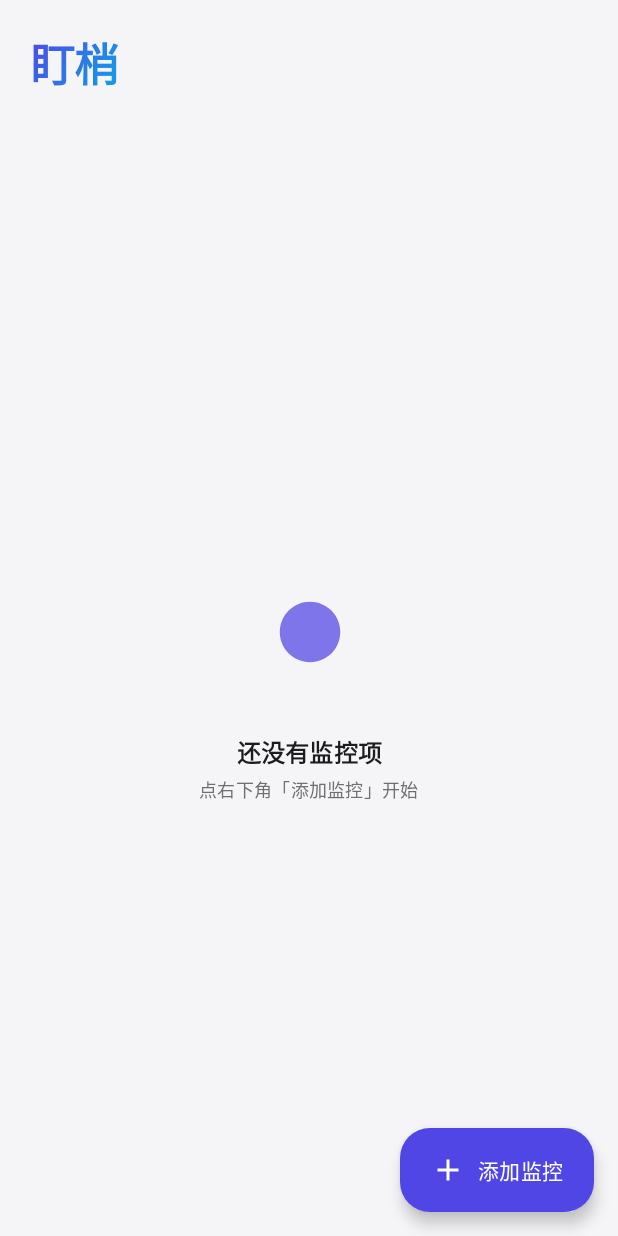
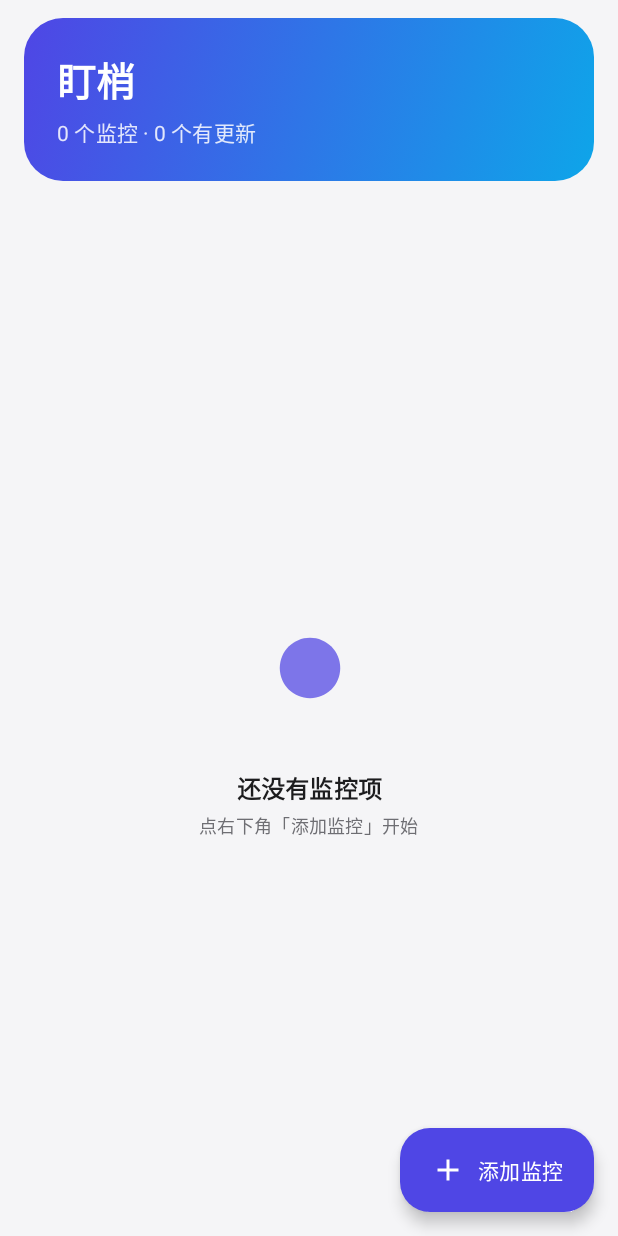
Before and after one commit to lidongze1002/watchdog, an Android app built with Jetpack Compose: the screen it shows after launch (MainActivity), on a phone screen of 412 x 824 dp. Run offline under Robolectric (Android 15) with nearby library versions, the phone set to English and light mode, and no system bars; our stand-ins replace Room's generated code, Shimmer; 1 statement that could not run was skipped.

Commit message:
style: gradient hero header, avatar list items, status chips, card shadows, edge-to-edge

```diff
--- a/app/src/main/java/com/mvp/watchdog/MainActivity.kt
+++ b/app/src/main/java/com/mvp/watchdog/MainActivity.kt
@@ -8,6 +8,7 @@ import androidx.activity.ComponentActivity
 import androidx.activity.compose.BackHandler
 import androidx.activity.compose.rememberLauncherForActivityResult
 import androidx.activity.compose.setContent
+import androidx.activity.enableEdgeToEdge
 import androidx.activity.result.contract.ActivityResultContracts
 import androidx.compose.animation.AnimatedContent
 import androidx.compose.animation.ExperimentalSharedTransitionApi
@@ -46,6 +47,7 @@ sealed interface Screen {
 class MainActivity : ComponentActivity() {
     override fun onCreate(savedInstanceState: Bundle?) {
         super.onCreate(savedInstanceState)
+        enableEdgeToEdge()
         setContent {
             WatchdogTheme {
                 val container = (application as WatchdogApp).container
--- a/app/src/main/java/com/mvp/watchdog/ui/common/AppCard.kt
+++ b/app/src/main/java/com/mvp/watchdog/ui/common/AppCard.kt
@@ -51,8 +51,8 @@ fun AppCard(
         } else base,
         shape = RoundedCornerShape(16.dp),
         colors = CardDefaults.cardColors(containerColor = MaterialTheme.colorScheme.surface),
-        elevation = CardDefaults.cardElevation(defaultElevation = 0.dp),
-        border = BorderStroke(1.dp, MaterialTheme.colorScheme.outline)
+        elevation = CardDefaults.cardElevation(defaultElevation = 2.dp),
+        border = BorderStroke(1.dp, MaterialTheme.colorScheme.outlineVariant)
     ) {
         Column(Modifier.padding(18.dp), content = content)
     }
--- a/app/src/main/java/com/mvp/watchdog/ui/monitorlist/MonitorListScreen.kt
+++ b/app/src/main/java/com/mvp/watchdog/ui/monitorlist/MonitorListScreen.kt
@@ -11,16 +11,16 @@ import androidx.compose.foundation.layout.PaddingValues
 import androidx.compose.foundation.layout.Row
 import androidx.compose.foundation.layout.Spacer
 import androidx.compose.foundation.layout.fillMaxSize
+import androidx.compose.foundation.layout.fillMaxWidth
 import androidx.compose.foundation.layout.height
 import androidx.compose.foundation.layout.padding
 import androidx.compose.foundation.layout.size
 import androidx.compose.foundation.layout.width
 import androidx.compose.foundation.lazy.LazyColumn
 import androidx.compose.foundation.lazy.itemsIndexed
-import androidx.compose.foundation.shape.CircleShape
+import androidx.compose.foundation.shape.RoundedCornerShape
 import androidx.compose.material.icons.Icons
 import androidx.compose.material.icons.filled.Add
-import androidx.compose.material.icons.filled.Search
 import androidx.compose.material3.ExperimentalMaterial3Api
 import androidx.compose.material3.ExtendedFloatingActionButton
 import androidx.compose.material3.Icon
@@ -38,7 +38,9 @@ import androidx.compose.runtime.rememberCoroutineScope
 import androidx.compose.runtime.setValue
 import androidx.compose.ui.Alignment
 import androidx.compose.ui.Modifier
+import androidx.compose.ui.draw.clip
 import androidx.compose.ui.graphics.Brush
+import androidx.compose.ui.graphics.Color
 import androidx.compose.ui.text.font.FontWeight
 import androidx.compose.ui.text.style.TextOverflow
 import androidx.compose.ui.unit.dp
@@ -48,7 +50,9 @@ import com.airbnb.lottie.compose.LottieConstants
 import com.airbnb.lottie.compose.rememberLottieComposition
 import com.mvp.watchdog.R
 import com.mvp.watchdog.ui.common.AppCard
+import com.mvp.watchdog.ui.common.Avatar
 import com.mvp.watchdog.ui.common.SkeletonCard
+import com.mvp.watchdog.ui.common.StatusChip
 import com.mvp.watchdog.ui.common.staggeredAppear
 import com.mvp.watchdog.ui.formatTime
 import kotlinx.coroutines.delay
@@ -88,16 +92,33 @@ fun MonitorListScreen(
         }
     ) { padding ->
         Column(Modifier.fillMaxSize().padding(padding)) {
+            Box(
+                Modifier
+                    .fillMaxWidth()
+                    .padding(start = 16.dp, end = 16.dp, top = 12.dp)
+                    .clip(RoundedCornerShape(26.dp))
+                    .background(
+                        Brush.linearGradient(
+                            listOf(MaterialTheme.colorScheme.primary, MaterialTheme.colorScheme.tertiary)
+                        )
+                    )
+                    .padding(22.dp)
+            ) {
+                Column {
                     Text(
                         "盯梢",
-                style = MaterialTheme.typography.headlineLarge.copy(
-                    brush = Brush.linearGradient(
-                        listOf(MaterialTheme.colorScheme.primary, MaterialTheme.colorScheme.tertiary)
+                        color = Color.White,
+                        style = MaterialTheme.typography.headlineMedium,
+                        fontWeight = FontWeight.Bold
                     )
-                ),
-                fontWeight = FontWeight.Bold,
-                modifier = Modifier.padding(start = 20.dp, end = 20.dp, top = 20.dp, bottom = 8.dp)
+                    Spacer(Modifier.height(6.dp))
+                    Text(
+                        "${monitors.size} 个监控 · ${unseenIds.size} 个有更新",
+                        color = Color.White.copy(alpha = 0.85f),
+                        style = MaterialTheme.typography.bodyMedium
                     )
+                }
+            }
             PullToRefreshBox(
                 isRefreshing = refreshing,
                 onRefresh = {
@@ -111,7 +132,7 @@ fun MonitorListScreen(
             ) {
                 when {
                     loading -> Column(
-                        Modifier.padding(horizontal = 16.dp, vertical = 8.dp),
+                        Modifier.padding(horizontal = 16.dp, vertical = 12.dp),
                         verticalArrangement = Arrangement.spacedBy(10.dp)
                     ) {
                         repeat(3) { SkeletonCard() }
@@ -138,7 +159,7 @@ fun MonitorListScreen(
 
                     else -> LazyColumn(
                         modifier = Modifier.fillMaxSize(),
-                        contentPadding = PaddingValues(horizontal = 16.dp, vertical = 8.dp),
+                        contentPadding = PaddingValues(horizontal = 16.dp, vertical = 12.dp),
                         verticalArrangement = Arrangement.spacedBy(10.dp)
                     ) {
                         itemsIndexed(monitors, key = { _, m -> m.id }) { index, m ->
@@ -147,6 +168,9 @@ fun MonitorListScreen(
                                 onClick = { onOpen(m.id) }
                             ) {
                                 Row(verticalAlignment = Alignment.CenterVertically) {
+                                    Avatar(m.name)
+                                    Spacer(Modifier.width(12.dp))
+                                    Column(Modifier.weight(1f)) {
                                         val nameModifier = with(sharedTransitionScope) {
                                             Modifier.sharedElement(
                                                 rememberSharedContentState("monitor_name_${m.id}"),
@@ -157,19 +181,11 @@ fun MonitorListScreen(
                                             m.name,
                                             style = MaterialTheme.typography.titleMedium,
                                             fontWeight = FontWeight.SemiBold,
-                                        modifier = nameModifier.weight(1f),
+                                            modifier = nameModifier,
                                             maxLines = 1,
                                             overflow = TextOverflow.Ellipsis
                                         )
-                                    if (m.id in unseenIds) {
-                                        Box(
-                                            modifier = Modifier
-                                                .size(9.dp)
-                                                .background(MaterialTheme.colorScheme.primary, CircleShape)
-                                        )
-                                    }
-                                }
-                                Spacer(Modifier.height(4.dp))
+                                        Spacer(Modifier.height(2.dp))
                                         Text(
                                             m.url,
                                             style = MaterialTheme.typography.bodySmall,
@@ -184,6 +200,12 @@ fun MonitorListScreen(
                                             color = MaterialTheme.colorScheme.onSurfaceVariant
                                         )
                                     }
+                                    if (m.id in unseenIds) {
+                                        StatusChip(
+                                            text = "有更新",
+                                            container = MaterialTheme.colorScheme.primaryContainer,
+                                            content = MaterialTheme.colorScheme.onPrimaryContainer
+                                        )
                                     }
                                 }
                             }
@@ -191,3 +213,6 @@ fun MonitorListScreen(
                     }
                 }
             }
+        }
+    }
+}
--- a/app/src/main/res/values/themes.xml
+++ b/app/src/main/res/values/themes.xml
@@ -1,3 +1,7 @@
 <resources>
-    <style name="Theme.Watchdog" parent="android:Theme.Material.Light.NoActionBar" />
+    <style name="Theme.Watchdog" parent="android:Theme.Material.Light.NoActionBar">
+        <item name="android:windowBackground">#F5F5F7</item>
+        <item name="android:statusBarColor">@android:color/transparent</item>
+        <item name="android:navigationBarColor">@android:color/transparent</item>
+    </style>
 </resources>
```
Also changed, not shown: app/src/main/java/com/mvp/watchdog/ui/common/Visuals.kt (added, +66 -0 lines). Lines whose indentation alone changed are shown as unchanged.
